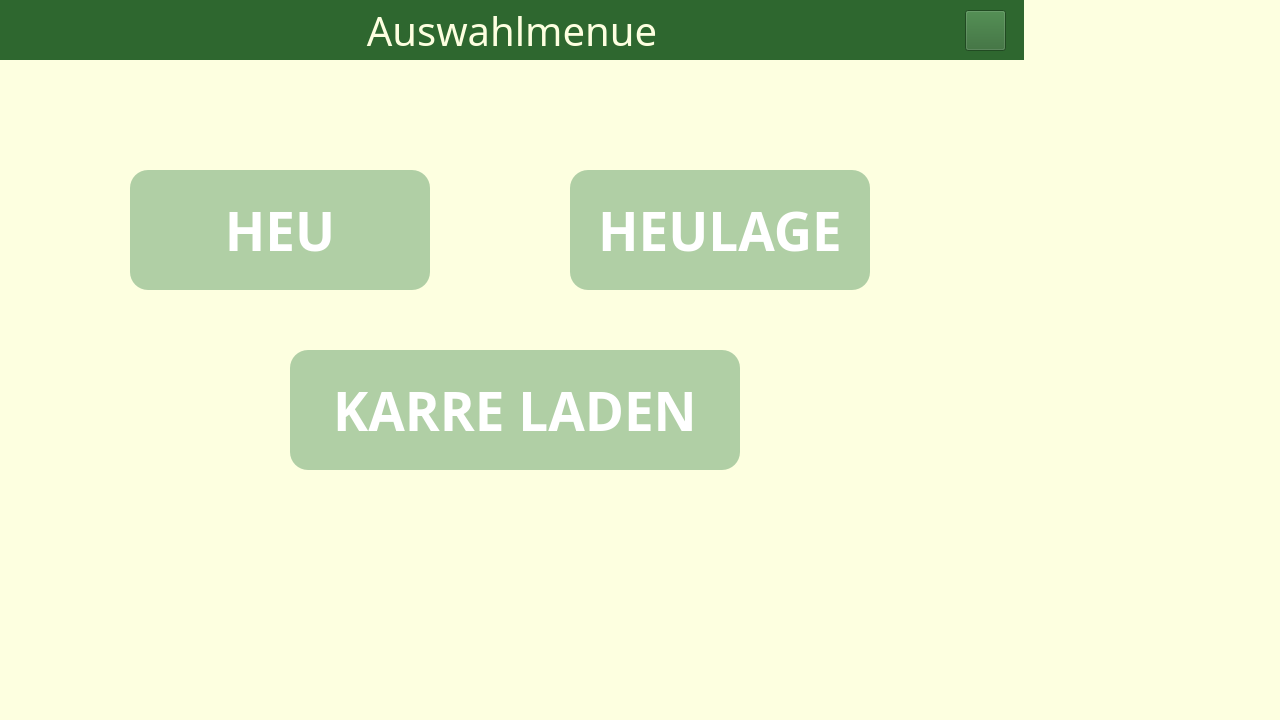
First picture: the form in views/auswahl_seite.ui, repository DonKeWu/Futterkarre-1.2, before the edit.
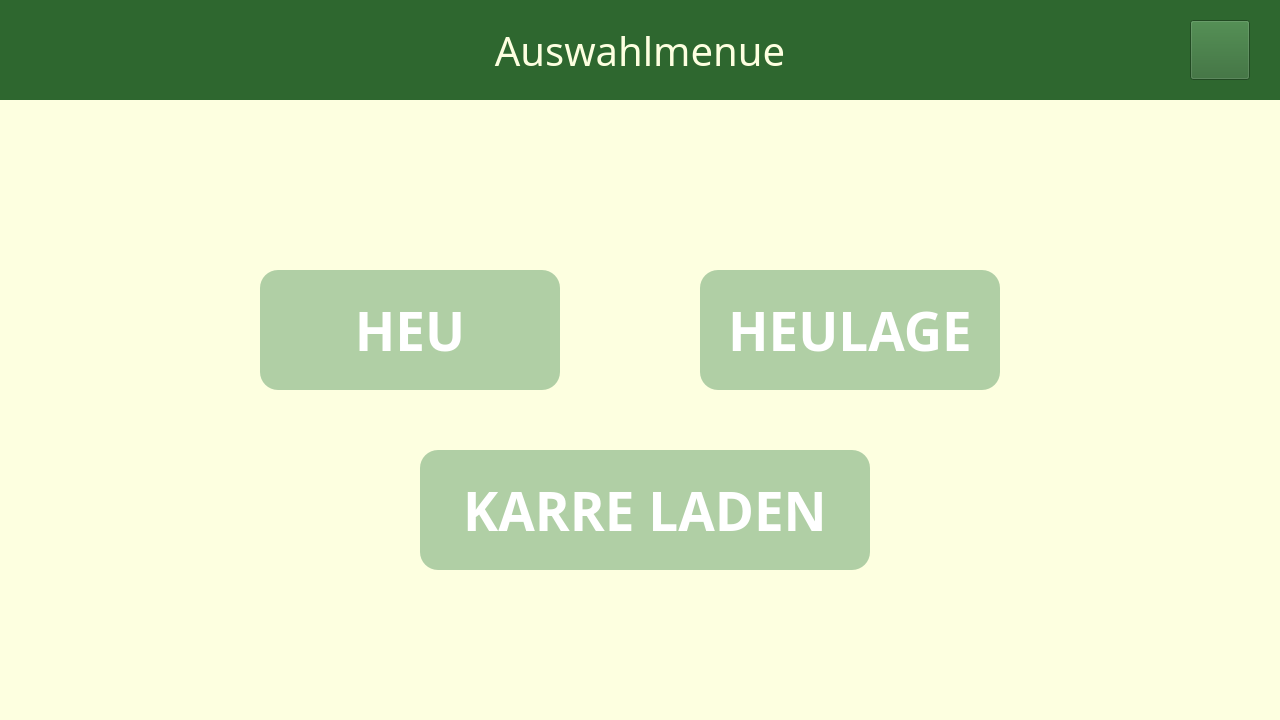
Second picture: the form after the edit. Icons and pictures are not drawn.

Commit message:
UI-Sammlung: Mehrere Views überarbeitet
- start.ui: Layout-Anpassungen
- auswahl_seite.ui: Design-Verbesserungen
- beladen_seite.ui: Fullscreen-Optimierung
- futter_konfiguration.ui: UI-Feintuning

Alle Views für PiTouch2 Fullscreen optimiert

Patch:
```diff
--- a/views/auswahl_seite.ui
+++ b/views/auswahl_seite.ui
@@ -19,8 +19,8 @@
   <widget class="QPushButton" name="btn_to_side_fu_heulage">
    <property name="geometry">
     <rect>
-     <x>570</x>
-     <y>170</y>
+     <x>700</x>
+     <y>270</y>
      <width>300</width>
      <height>120</height>
     </rect>
@@ -76,8 +76,8 @@
    </property>
    <property name="geometry">
     <rect>
-     <x>130</x>
-     <y>170</y>
+     <x>260</x>
+     <y>270</y>
      <width>300</width>
      <height>120</height>
     </rect>
@@ -126,8 +126,8 @@
     <rect>
      <x>0</x>
      <y>0</y>
-     <width>1024</width>
-     <height>60</height>
+     <width>1280</width>
+     <height>100</height>
     </rect>
    </property>
    <property name="sizePolicy">
@@ -144,8 +144,8 @@
    </property>
    <property name="maximumSize">
     <size>
-     <width>1024</width>
-     <height>60</height>
+     <width>1280</width>
+     <height>100</height>
     </size>
    </property>
    <property name="font">
@@ -177,10 +177,10 @@
   <widget class="QPushButton" name="btn_to_side_settings">
    <property name="geometry">
     <rect>
-     <x>965</x>
-     <y>10</y>
-     <width>41</width>
-     <height>41</height>
+     <x>1190</x>
+     <y>20</y>
+     <width>60</width>
+     <height>60</height>
     </rect>
    </property>
    <property name="styleSheet">
@@ -204,8 +204,8 @@
   <widget class="QPushButton" name="btn_to_side_fu_laden">
    <property name="geometry">
     <rect>
-     <x>290</x>
-     <y>350</y>
+     <x>420</x>
+     <y>450</y>
      <width>450</width>
      <height>120</height>
     </rect>
```
The commit also changes 3 other files.
